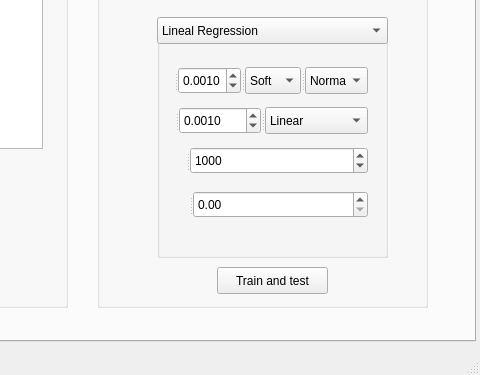
Above: MachineBenchMark/UI/Prueba1.ui from aydevosotros/MachineBenchMark before the change; both pictures show x 320 to 800 and y 149 to 524 of the 800 by 524 pixel window. Below: the same form after it.
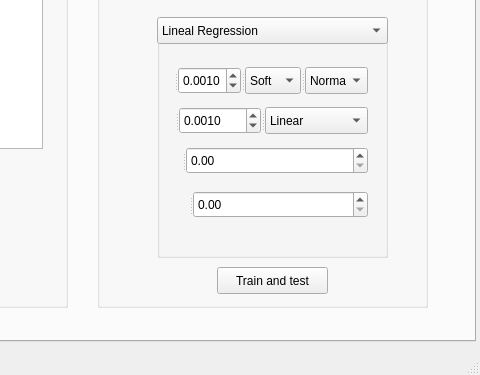
That is the form after the change. Custom widgets are drawn as their Qt base class.

What changed in the file:
```diff
--- a/MachineBenchMark/UI/Prueba1.ui
+++ b/MachineBenchMark/UI/Prueba1.ui
@@ -602,12 +602,9 @@
           <string/>
          </property>
         </widget>
-        <widget class="QSpinBox" name="spinBox_3">
+        <widget class="QDoubleSpinBox" name="doubleSpinBox_3">
          <property name="maximum">
-          <number>1000000</number>
-         </property>
-         <property name="value">
-          <number>1000</number>
+          <double>9999999.990000000223517</double>
          </property>
         </widget>
        </widget>
```
